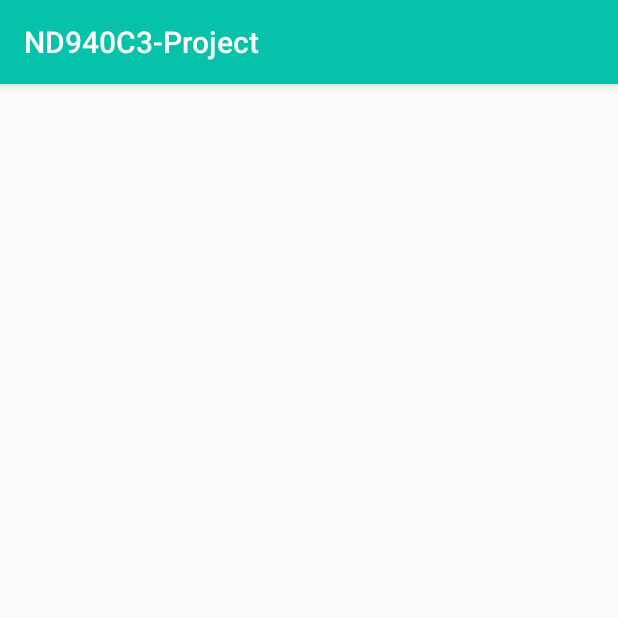
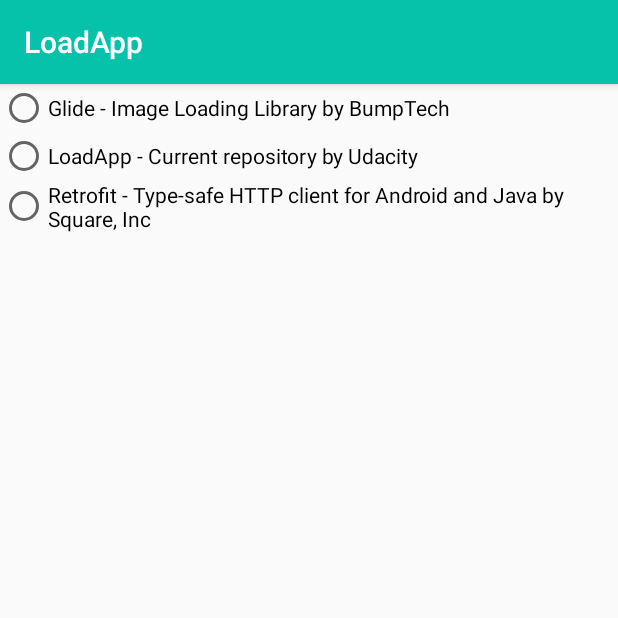
Before and after one commit to FAdiGabriele/thirdUdacityProject, an Android app: the screen it shows after launch (MainActivity), on a phone screen of 412 x 824 dp, the top half of it. Run offline under Robolectric (Android 15) with nearby library versions, the phone set to English and light mode, and no system bars; our stand-ins replace data binding.

Commit message:
working on

```diff
--- a/app/src/main/AndroidManifest.xml
+++ b/app/src/main/AndroidManifest.xml
@@ -1,6 +1,8 @@
 <?xml version="1.0" encoding="utf-8"?>
 <manifest xmlns:android="http://schemas.android.com/apk/res/android"
     package="com.udacity">
+
+    <uses-permission android:name="android.permission.INTERNET" />
 
     <application
         android:allowBackup="true"
--- a/app/src/main/java/com/udacity/DetailActivity.kt
+++ b/app/src/main/java/com/udacity/DetailActivity.kt
@@ -13,7 +13,7 @@ class DetailActivity : AppCompatActivity() {
         super.onCreate(savedInstanceState)
         binding = ActivityDetailBinding.inflate(layoutInflater)
         setContentView(binding.root)
-        setSupportActionBar(toolbar)
+        setSupportActionBar(binding.toolbar)
     }
 
 }
--- a/app/src/main/java/com/udacity/MainActivity.kt
+++ b/app/src/main/java/com/udacity/MainActivity.kt
@@ -11,10 +11,8 @@ import android.net.Uri
 import android.os.Bundle
 import androidx.appcompat.app.AppCompatActivity
 import androidx.core.app.NotificationCompat
-import androidx.core.content.ContextCompat
+import com.udacity.Constants.URL
 import com.udacity.databinding.ActivityMainBinding
-import kotlinx.android.synthetic.main.activity_main.*
-import kotlinx.android.synthetic.main.content_main.*
 
 
 class MainActivity : AppCompatActivity() {
@@ -31,21 +29,21 @@ class MainActivity : AppCompatActivity() {
         super.onCreate(savedInstanceState)
         binding = ActivityMainBinding.inflate(layoutInflater)
         setContentView(binding.root)
-        setSupportActionBar(toolbar)
+        setSupportActionBar(binding.toolbar)
 
-        val notificationManager = ContextCompat.getSystemService(
-            this,
-            NotificationManager::class.java
-        ) as NotificationManager
-
-        notificationManager.sendNotification(
-            "ricchio",
-            this
-        )
+//        val notificationManager = ContextCompat.getSystemService(
+//            this,
+//            NotificationManager::class.java
+//        ) as NotificationManager
+//
+//        notificationManager.sendNotification(
+//            "ricchio",
+//            this
+//        )
 
         registerReceiver(receiver, IntentFilter(DownloadManager.ACTION_DOWNLOAD_COMPLETE))
 
-        custom_button.setOnClickListener {
+        binding.contentLayout.customButton.setOnClickListener {
             download()
         }
     }
@@ -68,12 +66,7 @@ class MainActivity : AppCompatActivity() {
         val downloadManager = getSystemService(DOWNLOAD_SERVICE) as DownloadManager
         downloadID =
             downloadManager.enqueue(request)// enqueue puts the download request in the queue.
-    }
 
-    companion object {
-        private const val URL =
-            "https://github.com/udacity/nd940-c3-advanced-android-programming-project-starter/archive/master.zip"
-        private const val CHANNEL_ID = "channelId"
     }
 
 }
--- a/app/src/main/java/com/udacity/Utils.kt
+++ b/app/src/main/java/com/udacity/Utils.kt
@@ -6,11 +6,8 @@ import android.content.Context
 import android.os.Build.VERSION.SDK_INT
 import android.os.Build.VERSION_CODES.O
 import androidx.core.app.NotificationCompat
-import com.udacity.Utils.NOTIFICATION_ID
+import com.udacity.Constants.NOTIFICATION_ID
 
-object Utils {
-     val NOTIFICATION_ID = 0
-}
 
 fun NotificationManager.sendNotification(messageBody: String, applicationContext: Context) {
 
@@ -34,6 +31,7 @@ fun NotificationManager.sendNotification(messageBody: String, applicationContext
             applicationContext.getString(R.string.notification_channel_id)
     )
             .setSmallIcon(R.drawable.ic_assistant_black_24dp)
+            .setColor(applicationContext.resources.getColor(R.color.white))
             .setContentTitle(applicationContext.getString(R.string.notification_title))
             .setContentText(messageBody)
 
--- a/app/src/main/res/layout/activity_detail.xml
+++ b/app/src/main/res/layout/activity_detail.xml
@@ -22,7 +22,11 @@
 
         </com.google.android.material.appbar.AppBarLayout>
 
-        <include layout="@layout/content_detail" />
+        <include
+            android:id="@+id/content_layout"
+            layout="@layout/content_detail"
+            android:layout_width="match_parent"
+            android:layout_height="match_parent" />
 
         <com.google.android.material.floatingactionbutton.FloatingActionButton
             android:id="@+id/fab"
--- a/app/src/main/res/layout/activity_main.xml
+++ b/app/src/main/res/layout/activity_main.xml
@@ -22,7 +22,9 @@
 
         </com.google.android.material.appbar.AppBarLayout>
 
-        <include layout="@layout/content_main" />
+        <include
+            android:id="@+id/content_layout"
+            layout="@layout/content_main" />
 
     </androidx.coordinatorlayout.widget.CoordinatorLayout>
 </layout>
--- a/app/src/main/res/layout/content_main.xml
+++ b/app/src/main/res/layout/content_main.xml
@@ -11,6 +11,33 @@
         tools:context=".MainActivity"
         tools:showIn="@layout/activity_main">
 
+        <RadioGroup
+            android:layout_width="0dp"
+            android:layout_height="0dp"
+            app:layout_constraintBottom_toTopOf="@+id/custom_button"
+            app:layout_constraintEnd_toEndOf="parent"
+            app:layout_constraintStart_toStartOf="parent"
+            app:layout_constraintTop_toTopOf="parent" >
+
+            <RadioButton
+                android:id="@+id/glide_radio_button"
+                android:layout_width="match_parent"
+                android:layout_height="wrap_content"
+                android:text="@string/glide_radio_text" />
+
+            <RadioButton
+                android:id="@+id/loadapp_radio_button"
+                android:layout_width="match_parent"
+                android:layout_height="wrap_content"
+                android:text="@string/loadapp_radio_text" />
+
+            <RadioButton
+                android:id="@+id/retrofit_radio_button"
+                android:layout_width="match_parent"
+                android:layout_height="wrap_content"
+                android:text="@string/retrofit_radio_text" />
+        </RadioGroup>
+
         <com.udacity.uicomponent.LoadingButton
             android:id="@+id/custom_button"
             android:layout_width="0dp"
@@ -18,8 +45,7 @@
             android:layout_margin="20dp"
             app:layout_constraintBottom_toBottomOf="parent"
             app:layout_constraintEnd_toEndOf="parent"
-            app:layout_constraintStart_toStartOf="parent"
-            app:layout_constraintTop_toTopOf="parent" />
+            app:layout_constraintStart_toStartOf="parent" />
 
     </androidx.constraintlayout.widget.ConstraintLayout>
 </layout>
--- a/app/src/main/res/values/strings.xml
+++ b/app/src/main/res/values/strings.xml
@@ -1,8 +1,11 @@
 <resources>
-    <string name="app_name">ND940C3-Project</string>
+    <string name="app_name">LoadApp</string>
     <string name="app_description">Download files from Internet</string>
     <string name="action_settings">Settings</string>
 
+    <string name="glide_radio_text">Glide - Image Loading Library by BumpTech</string>
+    <string name="loadapp_radio_text">LoadApp - Current repository by Udacity</string>
+    <string name="retrofit_radio_text">Retrofit - Type-safe HTTP client for Android and Java by Square, Inc</string>
 
     <string name="notification_title">Udacity: Android Kotlin Nanodegree </string>
     <string name="notification_description">The Project 3 repository is downloaded</string>
@@ -15,4 +18,17 @@
     <string name="notification_channel_id">default_channel</string>
     <string name="notification_channel_name">default_channel</string>
     <string name="notification_channel_description">This is the defult channel</string>
+    <string name="notification_button_text">Check the status</string>
+
+    <string name="error_toast_message">Please select the file to download</string>
+    <string name="button_loading_text">We are loading</string>
+    <string name="button_text">Download</string>
+
+    <string name="file_name_label">File name:</string>
+
+    <string name="status_label">Status:</string>
+    <string name="staus_success">Success</string>
+    <string name="staus_failed">Failed</string>
+    <string name="ok">OK</string>
+
 </resources>
```
Also changed, not shown: app/src/main/java/com/udacity/Constants.kt (added, +13 -0 lines). Lines whose indentation alone changed are shown as unchanged.
